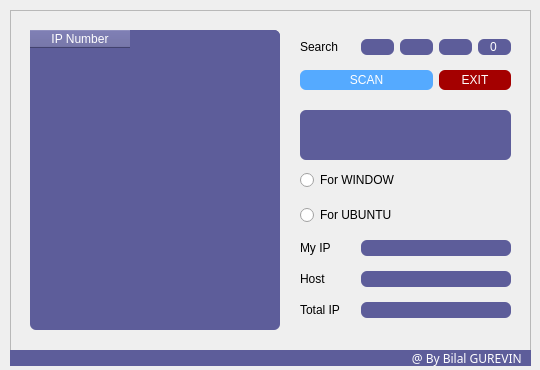
This is IP_scanner.ui in bilal-grvn/GUI_IP_scanner as Qt 5 draws it before an edit. The edited form follows.
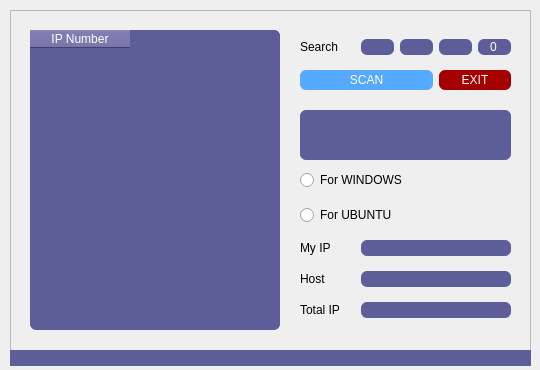
This is the edited form.

Commit message: for windows IP scan added

```diff
--- a/IP_scanner.ui
+++ b/IP_scanner.ui
@@ -292,7 +292,7 @@
        <item row="3" column="0" colspan="5">
         <widget class="QRadioButton" name="radioButton_window">
          <property name="text">
-          <string>For WINDOW</string>
+          <string>For WINDOWS</string>
          </property>
         </widget>
        </item>
@@ -449,10 +449,10 @@
 color: #FFFFFF;</string>
     </property>
     <property name="text">
-     <string>@ By Bilal GUREVIN   </string>
+     <string/>
     </property>
     <property name="alignment">
-     <set>Qt::AlignRight|Qt::AlignTrailing|Qt::AlignVCenter</set>
+     <set>Qt::AlignLeading|Qt::AlignLeft|Qt::AlignVCenter</set>
     </property>
    </widget>
   </widget>
```
The commit also changes 3 other files.
